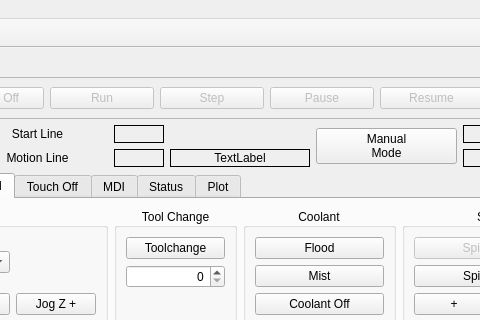
Old version of the form jet/src/jet.ui in the repository tlight9/jet; both pictures show x 188 to 668 and y 0 to 320 of the 800 by 625 pixel window.
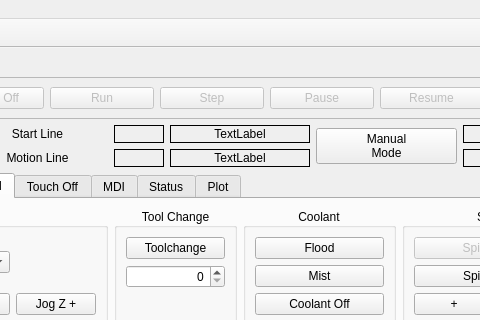
New version of the form.

Commit message: 02/07/2024 Add feedrate display box, update startup.py & status.py code

```diff
--- a/jet/src/jet.ui
+++ b/jet/src/jet.ui
@@ -1122,6 +1122,19 @@
       </widget>
      </widget>
     </item>
+    <item row="2" column="3">
+     <widget class="QLabel" name="feed_lb">
+      <property name="frameShape">
+       <enum>QFrame::Box</enum>
+      </property>
+      <property name="text">
+       <string>TextLabel</string>
+      </property>
+      <property name="alignment">
+       <set>Qt::AlignCenter</set>
+      </property>
+     </widget>
+    </item>
    </layout>
   </widget>
   <widget class="QMenuBar" name="menubar">
```
The commit also changes 2 other files.
